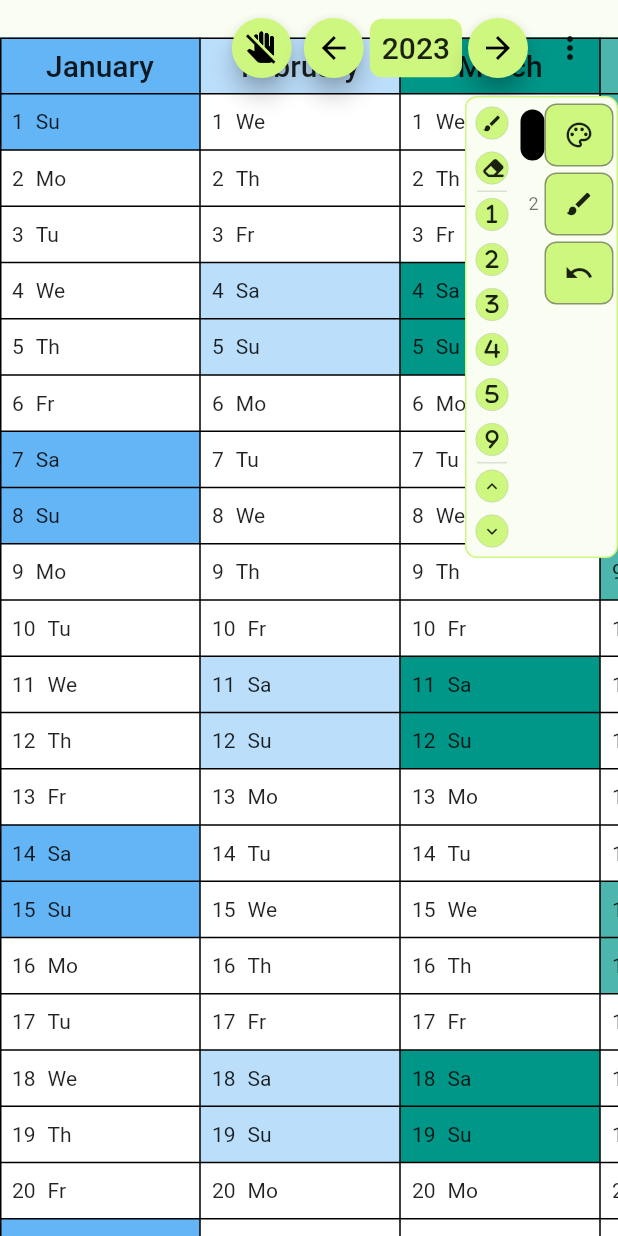
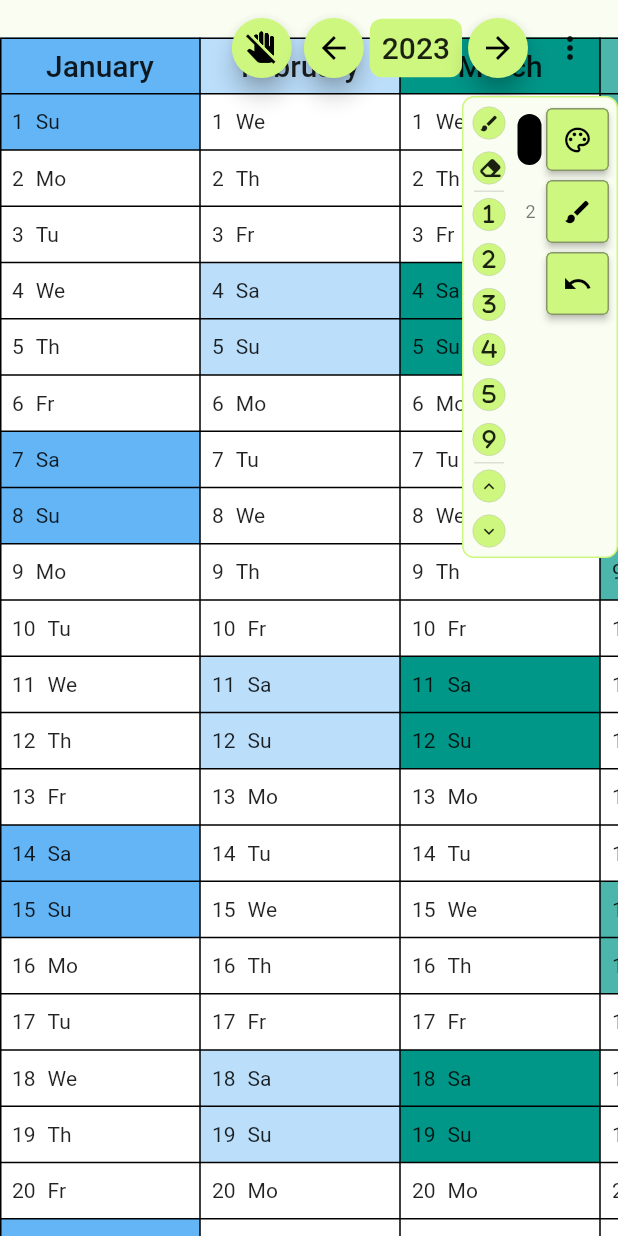
Before and after one commit to AlexanderThiele/stift_flutter_app, a Flutter app: the screen it shows once a user with an empty profile is signed in, on a phone screen of 412 x 824 dp. Run offline on Flutter 3.47's test engine with Material 2 defaults, Android fonts, the phone set to English and light mode, and no system bars; our stand-ins replace another_xlider, cloud_firestore, event_bus, firebase_auth, firebase_core, flutter_colorpicker and 4 more; missing offline and left inert: firebase_app_check; accounts and stored records are empty; generated files the repository leaves out were written again; network calls fail.

Commit message:
switch from inkwell to elevated button

```diff
--- a/lib/cal/cal_table.dart
+++ b/lib/cal/cal_table.dart
@@ -69,7 +69,7 @@ class CalTable extends StatelessWidget {
     return LayoutBuilder(
       builder: (context, constraints) {
         final double cellHeight = calHeight / maxRows;
-        final double cellWidth = calWidth / 12;
+        const double cellWidth = calWidth / 12;
         // print(calHeight / maxRows);
         // print(calWidth / 12);
         List<TableRow> tableRows = [];
--- a/lib/design/buttons/side_menu_button.dart
+++ b/lib/design/buttons/side_menu_button.dart
@@ -9,17 +9,19 @@ class SideMenuButton extends StatelessWidget {
 
   @override
   Widget build(BuildContext context) {
-    return InkWell(
-        onTap: onTap,
-        child: Container(
-          height: 42,
-          width: 46,
-          decoration: BoxDecoration(
-              color: Theme.of(context).colorScheme.primary,
-              borderRadius: const BorderRadius.all(Radius.circular(8)),
-              border:
-                  Border.all(color: Theme.of(context).colorScheme.secondary)),
-          child: Center(child: Icon(iconData, size: 20)),
-        ));
+    return ElevatedButton(
+        clipBehavior: Clip.hardEdge,
+        style: ElevatedButton.styleFrom(
+            minimumSize: const Size.square(42),
+            padding: EdgeInsets.zero,
+            side: BorderSide(
+                width: 1, color: Theme.of(context).colorScheme.secondary)),
+        onPressed: onTap,
+        child: Center(
+            child: Icon(iconData,
+                size: 20,
+                color: Theme.of(context)
+                    .floatingActionButtonTheme
+                    .foregroundColor)));
   }
 }
--- a/lib/pages/cal_page/widgets/cal_widgets.dart
+++ b/lib/pages/cal_page/widgets/cal_widgets.dart
@@ -31,9 +31,7 @@ class CalWidgets extends StatelessWidget {
                 children: const [
                   SizedBox(height: 2),
                   ColorPickerWidget(),
-                  SizedBox(height: 4),
                   PencilWidget(),
-                  SizedBox(height: 4),
                   UndoLastWidget()
                 ],
               ),
--- a/lib/pages/cal_page/widgets/opened_tab_brush.dart
+++ b/lib/pages/cal_page/widgets/opened_tab_brush.dart
@@ -1,11 +1,8 @@
-import 'dart:async';
 
 import 'package:flutter/material.dart';
-import 'package:flutter_colorpicker/flutter_colorpicker.dart';
 import 'package:font_awesome_flutter/font_awesome_flutter.dart';
 import 'package:hooks_riverpod/hooks_riverpod.dart';
 import 'package:pencalendar/controller/active_brush_controller.dart';
-import 'package:pencalendar/controller/active_color_controller.dart';
 import 'package:pencalendar/controller/active_width_controller.dart';
 import 'package:pencalendar/design/buttons/side_menu_button_small.dart';
 import 'package:pencalendar/models/brush.dart';
--- a/lib/pages/cal_page/widgets/opened_tab_widget.dart
+++ b/lib/pages/cal_page/widgets/opened_tab_widget.dart
@@ -7,6 +7,8 @@ import 'package:pencalendar/pages/cal_page/widgets/opened_tab_brush.dart';
 import 'package:pencalendar/pages/cal_page/widgets/opened_tab_color.dart';
 
 class OpenedTabWidget extends ConsumerWidget {
+  const OpenedTabWidget({Key? key}) : super(key: key);
+
   @override
   Widget build(BuildContext context, WidgetRef ref) {
     final openedTab = ref.watch(openedTabProvider);
--- a/lib/pages/cal_page/widgets/undo_last_widget.dart
+++ b/lib/pages/cal_page/widgets/undo_last_widget.dart
@@ -1,13 +1,7 @@
 import 'package:flutter/material.dart';
-import 'package:font_awesome_flutter/font_awesome_flutter.dart';
 import 'package:hooks_riverpod/hooks_riverpod.dart';
-import 'package:pencalendar/controller/active_brush_controller.dart';
 import 'package:pencalendar/controller/active_calendar_controller.dart';
-import 'package:pencalendar/controller/active_opened_tab_controller.dart';
-import 'package:pencalendar/controller/active_width_controller.dart';
 import 'package:pencalendar/design/buttons/side_menu_button.dart';
-import 'package:pencalendar/models/brush.dart';
-import 'package:pencalendar/models/opened_tab.dart';
 
 class UndoLastWidget extends ConsumerWidget {
   const UndoLastWidget({Key? key}) : super(key: key);
```
Also changed, not shown: lib/cal/signature.dart (+0 -9 lines).
